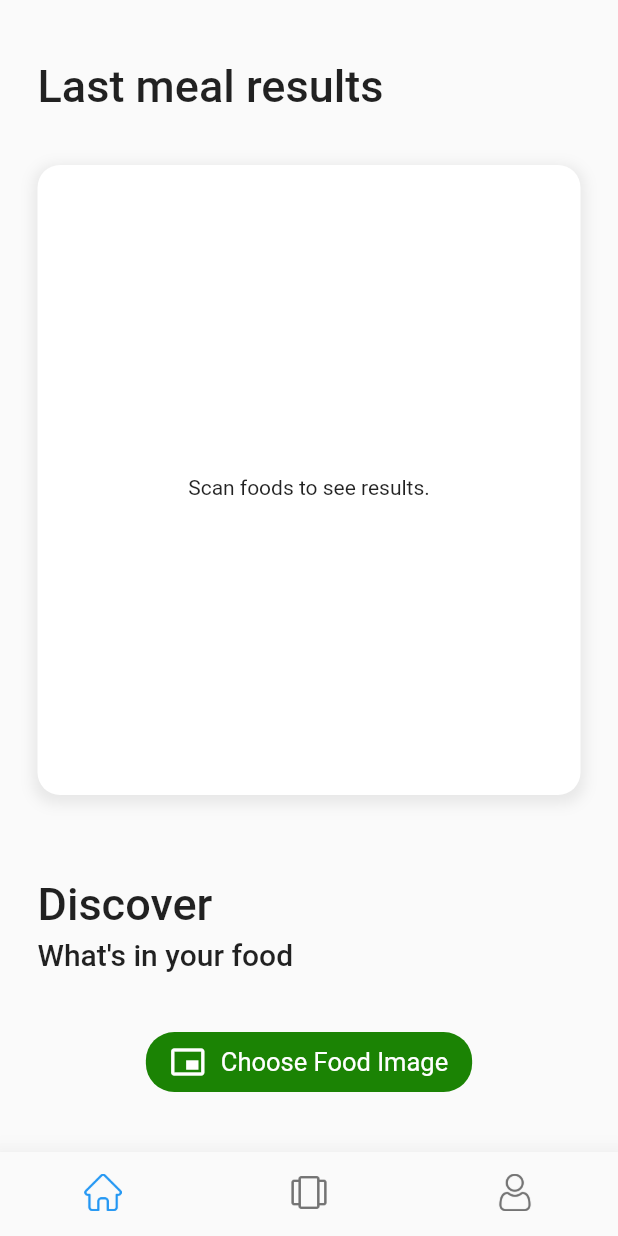
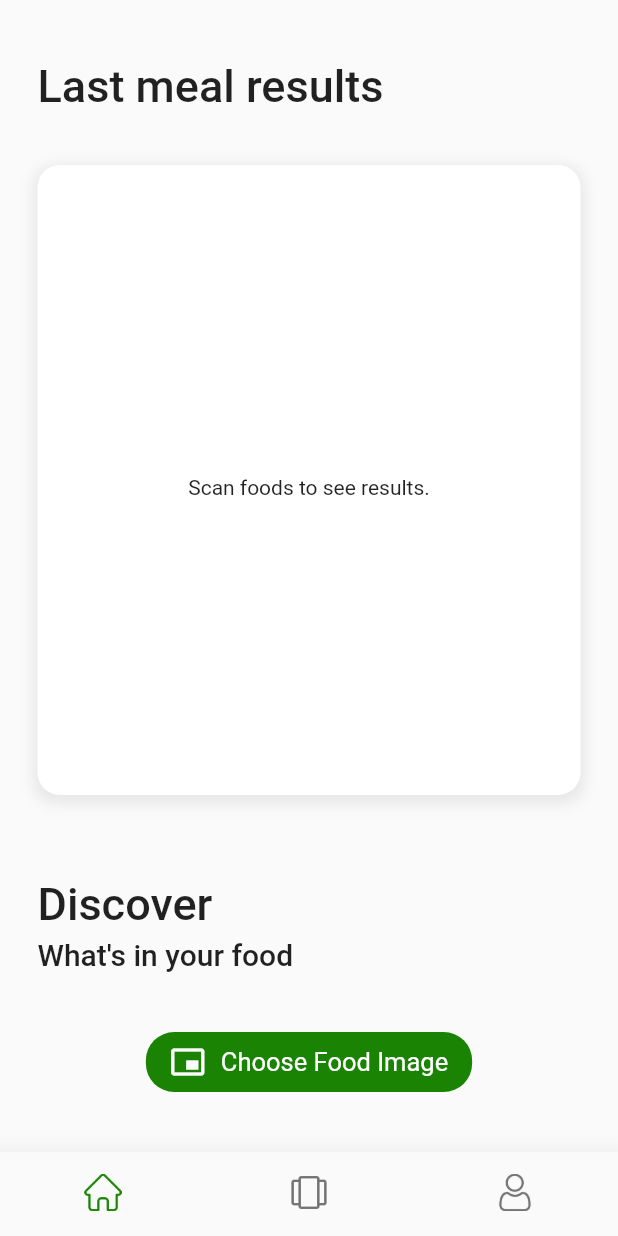
Before and after one commit to csgroup15/diet_track, a Flutter app: the LandingPage screen opened directly, on a phone screen of 412 x 824 dp. Run offline on Flutter 3.47's test engine with Material 2 defaults, Android fonts, the light colour scheme and no system bars; our stand-ins replace adaptive_theme, cloud_firestore, dio, email_validator, firebase_auth, firebase_core and 7 more; accounts and stored records are empty; Roboto replaces fonts that are missing (SF-Pro-Rounded).

Commit message:
v0.0.1+13

```diff
--- a/app/lib/screens/home/home_screen.dart
+++ b/app/lib/screens/home/home_screen.dart
@@ -1,5 +1,6 @@
 import 'dart:io';
 
+import 'package:diet_track/services/hive/nutrient_model_hive.dart';
 import 'package:firebase_auth/firebase_auth.dart';
 import 'package:flutter/material.dart';
 import 'package:hive_flutter/hive_flutter.dart';
@@ -100,13 +101,15 @@ class _HomeScreenState extends State<HomeScreen> {
                                     width: 2,
                                   ),
                                 ),
-                                width: 400,
                                 height: 400,
                                 child: ValueListenableBuilder(
                                   valueListenable: resultsBox.listenable(),
                                   builder: (context, box, widget) {
                                     final ResultModelHive? latestResult =
-                                        readLatestUserResultFromHive(); // get the latest result from the box
+                                        readLatestUserResultFromHive();
+                                    final List<FoodNutrientHive>? nutrients =
+                                        latestResult
+                                            ?.identifiedFoodNutrients; // get the latest result from the box
                                     return latestResult != null
                                         ? Column(
                                             crossAxisAlignment:
@@ -116,10 +119,14 @@ class _HomeScreenState extends State<HomeScreen> {
                                                 child: ClipRRect(
                                                   borderRadius:
                                                       BorderRadius.circular(10),
+                                                  child: SizedBox(
+                                                    width: 350,
+                                                    height: 200,
                                                     child: Image.file(
                                                       File(latestResult
                                                           .foodPicURL),
                                                       fit: BoxFit.cover,
+                                                    ),
                                                   ),
                                                 ),
                                               ),
@@ -145,22 +152,35 @@ class _HomeScreenState extends State<HomeScreen> {
                                                         ),
                                                       ),
                                                     ),
-                                                    const SizedBox(height: 5),
+                                                    const SizedBox(
+                                                      height: 15,
+                                                    ),
                                                     Center(
+                                                        child: ListView.builder(
+                                                      shrinkWrap: true,
+                                                      itemCount:
+                                                          nutrients!.length,
+                                                      itemBuilder:
+                                                          (BuildContext context,
+                                                              int index) {
+                                                        FoodNutrientHive
+                                                            nutrient =
+                                                            nutrients[index];
+                                                        return Padding(
+                                                          padding:
+                                                              const EdgeInsets
+                                                                      .fromLTRB(
+                                                                  0, 5, 0, 0),
                                                           child: Text(
-                                                        latestResult
-                                                            .identifiedFoodIDs!
-                                                            .join(', '),
-                                                        style: const TextStyle(
-                                                            color:
-                                                                Color.fromARGB(
-                                                                    255,
-                                                                    117,
-                                                                    112,
-                                                                    112),
-                                                            fontSize: 17),
+                                                            '${nutrient.name}: ${nutrient.percentage.toStringAsFixed(1)}%',
+                                                            style:
+                                                                const TextStyle(
+                                                              fontSize: 17,
                                                             ),
                                                           ),
+                                                        );
+                                                      },
+                                                    )),
                                                   ],
                                                 ),
                                               ),
@@ -299,32 +319,3 @@ class _HomeScreenState extends State<HomeScreen> {
     );
   }
 }
-
-showUploadDialog(BuildContext context) {
-  showDialog(
-    context: context,
-    barrierDismissible: false,
-    builder: (BuildContext context) {
-      return Dialog(
-        child: Container(
-          padding: const EdgeInsets.all(16.0),
-          color: kBottomSheetContainer,
-          child: const Column(
-            mainAxisSize: MainAxisSize.min,
-            children: [
-              CircularProgressIndicator(
-                color: kWhiteColor,
-              ),
-              SizedBox(height: 16.0),
-              Text('Uploading image...'),
-            ],
-          ),
-        ),
-      );
-    },
-  );
-}
-
-hideUploadDialog(BuildContext context) {
-  Navigator.of(context).pop();
-}
--- a/app/lib/screens/landing_page.dart
+++ b/app/lib/screens/landing_page.dart
@@ -1,3 +1,4 @@
+import 'package:diet_track/config/constants.dart';
 import 'package:diet_track/screens/home/home_screen.dart';
 import 'package:flutter/material.dart';
 import 'account/settings.dart';
@@ -71,6 +72,7 @@ class _LandingPageState extends State<LandingPage> {
         iconSize: 25,
         showSelectedLabels: false,
         showUnselectedLabels: false,
+        selectedItemColor: kPrimaryColor,
         type: BottomNavigationBarType.fixed,
       ),
     );
--- /dev/null
+++ b/app/lib/services/hive/nutrient_model_hive.dart
@@ -0,0 +1,29 @@
+import 'package:hive/hive.dart';
+part 'nutrient_model_hive.g.dart';
+
+@HiveType(typeId: 3)
+class FoodNutrientHive {
+  @HiveField(0)
+  String name;
+  @HiveField(1)
+  double percentage;
+
+  FoodNutrientHive({
+    required this.name,
+    required this.percentage,
+  });
+
+  factory FoodNutrientHive.fromJson(Map<String, dynamic> json) {
+    return FoodNutrientHive(
+      name: json['name'],
+      percentage: json['percentage'].toDouble(),
+    );
+  }
+
+  factory FoodNutrientHive.fromMap(Map<String, dynamic> map) {
+    return FoodNutrientHive(
+      name: map['name'],
+      percentage: map['percentage'].toDouble(),
+    );
+  }
+}
--- a/app/lib/services/hive/result_model_hive.dart
+++ b/app/lib/services/hive/result_model_hive.dart
@@ -1,4 +1,6 @@
 import 'package:hive/hive.dart';
+
+import 'nutrient_model_hive.dart';
 part 'result_model_hive.g.dart';
 
 @HiveType(typeId: 2)
@@ -12,12 +14,13 @@ class ResultModelHive {
   @HiveField(3)
   String foodPicURL;
   @HiveField(4)
-  final List<String>? identifiedFoodIDs;
+  final List<FoodNutrientHive>? identifiedFoodNutrients;
 
-  ResultModelHive(
-      {required this.resultID,
-      required this.timestamp,
-      required this.userID,
-      required this.foodPicURL,
-      this.identifiedFoodIDs});
+  ResultModelHive({
+    required this.resultID,
+    required this.timestamp,
+    required this.userID,
+    required this.foodPicURL,
+    this.identifiedFoodNutrients,
+  });
 }
--- a/app/pubspec.yaml
+++ b/app/pubspec.yaml
@@ -1,6 +1,6 @@
 name: diet_track
 publish_to: 'none'
-version: 0.0.0+10
+version: 0.0.1+13
 
 environment:
   sdk: '>=2.19.4 <3.0.0'
```
Also changed, not shown: app/lib/main.dart (+4 -8 lines), app/lib/models/nutrient_model.dart (added, +13 -0 lines), app/lib/models/result_model.dart (+10 -7 lines), app/lib/screens/account/settings.dart (+6 -3 lines), app/lib/screens/manual/user_manual.dart (added, +212 -0 lines), app/lib/screens/widgets/dialog.dart (added, +32 -0 lines), app/lib/services/firebase/read_firebase.dart (+7 -3 lines), app/lib/services/hive/write_hive.dart (+14 -1 lines), app/assets/images/user.jpeg (deleted), app/assets/images/user.png (added), app/lib/services/hive/nutrient_model_hive.g.dart (added), app/lib/services/hive/result_model_hive.g.dart, app/pubspec.lock. Lines whose indentation alone changed are shown as unchanged.
